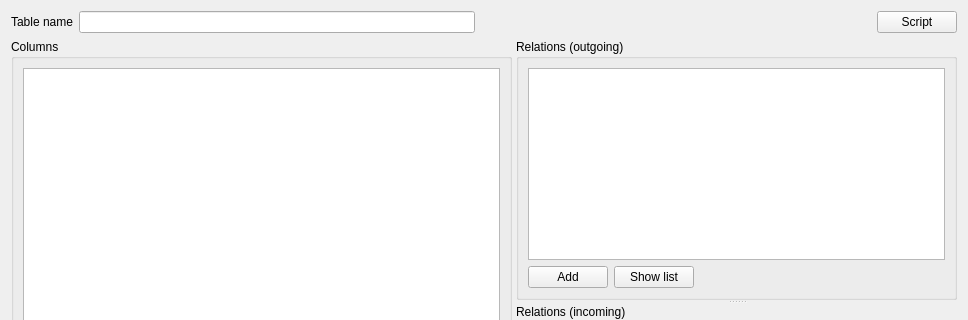
Old version of the form src/schema2/schema2alterview.ui in the repository mugiseyebrows/mugi-query; both pictures show x 0 to 968 and y 0 to 320 of the 968 by 814 pixel window.
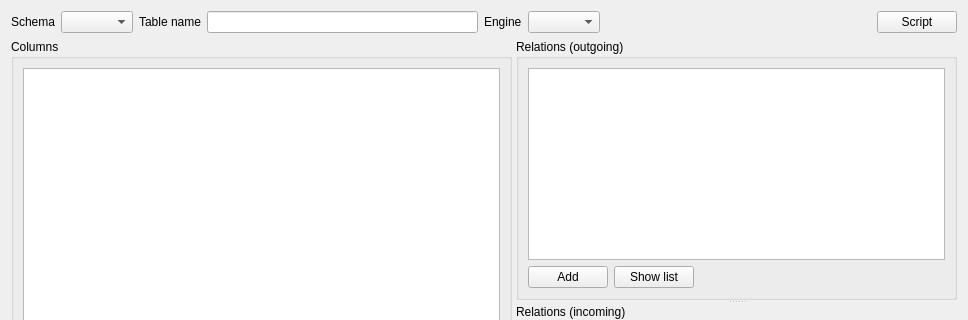
New version of the form.

Commit message: create table fix, alter view schema fix

```diff
--- a/src/schema2/schema2alterview.ui
+++ b/src/schema2/schema2alterview.ui
@@ -15,7 +15,17 @@
   </property>
   <layout class="QVBoxLayout" name="verticalLayout_6">
    <item>
-    <layout class="QHBoxLayout" name="horizontalLayout_4" stretch="0,0,0,0">
+    <layout class="QHBoxLayout" name="horizontalLayout_4" stretch="0,0,0,0,0,0,0,0">
+     <item>
+      <widget class="QLabel" name="label_3">
+       <property name="text">
+        <string>Schema</string>
+       </property>
+      </widget>
+     </item>
+     <item>
+      <widget class="QComboBox" name="schema"/>
+     </item>
      <item>
       <widget class="QLabel" name="label_2">
        <property name="text">
@@ -26,6 +36,16 @@
      <item>
       <widget class="QLineEdit" name="tableName"/>
      </item>
+     <item>
+      <widget class="QLabel" name="label_4">
+       <property name="text">
+        <string>Engine</string>
+       </property>
+      </widget>
+     </item>
+     <item>
+      <widget class="QComboBox" name="engine"/>
+     </item>
      <item>
       <spacer name="horizontalSpacer_3">
        <property name="orientation">
```
Left out of the diff: 10 changed lines with no effect on the pictures. The commit also changes 20 other files.
